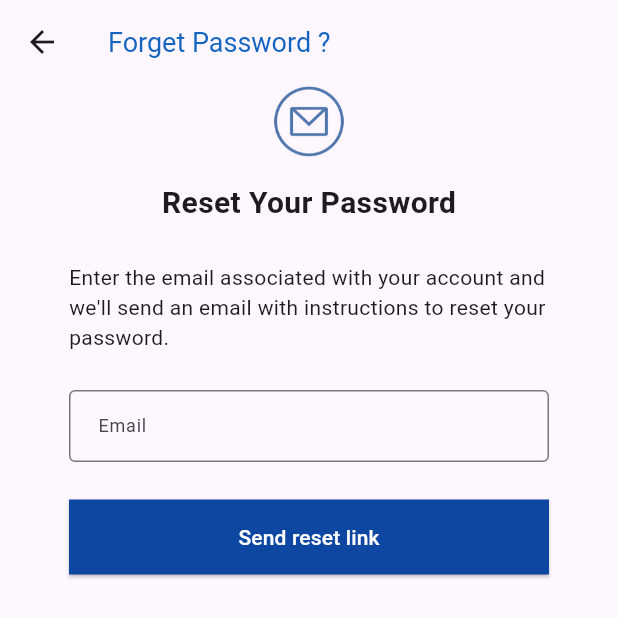
After one commit to rojanparajuli/Ekantipur-App-UI, a Flutter app: the ForgetPassword screen opened directly, on a phone screen of 412 x 824 dp, the top half of it. The commit adds this screen. Run offline on Flutter 3.47's test engine with Material 3 defaults, Android fonts, the light colour scheme and no system bars; our stand-ins replace get.

Commit message:
forgrt password complete

```diff
--- /dev/null
+++ b/lib/screen/auth/forget_password.dart
@@ -0,0 +1,97 @@
+import 'package:flutter/material.dart';
+
+class ForgetPassword extends StatelessWidget {
+  const ForgetPassword({super.key});
+
+  @override
+  Widget build(BuildContext context) {
+    return Scaffold(
+      appBar: AppBar(
+        title: Text(
+          "Forget Password ?",
+          style: TextStyle(color: Colors.blue.shade800, fontSize: 18),
+        ),
+      ),
+      body: Column(
+        crossAxisAlignment: CrossAxisAlignment.center,
+        children: <Widget>[
+          Center(
+            child: SizedBox(
+              height: 50,
+              child: Image.asset('assets/forgetpasswordicon.png'),
+            ),
+          ),
+          const SizedBox(
+            height: 15,
+          ),
+          const Text(
+            'Reset Your Password',
+            style: TextStyle(fontSize: 20, fontWeight: FontWeight.bold),
+          ),
+          const SizedBox(
+            height: 25,
+          ),
+          const SizedBox(
+            width: 320,
+            child: Center(
+              child: Text(
+                "Enter the email associated with your account and we'll send an email with instructions to reset your password.",
+              ),
+            ),
+          ),
+          const SizedBox(
+            height: 15,
+          ),
+          Padding(
+            padding: const EdgeInsets.all(10),
+            child: SizedBox(
+              width: 320,
+              child: TextFormField(
+                decoration: const InputDecoration(
+                  labelText: ' Email',
+                  labelStyle: TextStyle(fontSize: 12),
+                  border: OutlineInputBorder(
+                    borderSide: BorderSide(color: Colors.black),
+                  ),
+                  focusedBorder: OutlineInputBorder(
+                    borderSide: BorderSide(color: Colors.black),
+                  ),
+                  errorBorder: OutlineInputBorder(
+                    borderSide: BorderSide(color: Colors.red),
+                  ),
+                  focusedErrorBorder: OutlineInputBorder(
+                    borderSide: BorderSide(color: Colors.red),
+                  ),
+                  contentPadding: EdgeInsets.symmetric(
+                    vertical: 8.0,
+                    horizontal: 12.0,
+                  ),
+                ),
+              ),
+            ),
+          ),
+          const SizedBox(
+            height: 15,
+          ),
+          SizedBox(
+            width: 320,
+            child: ElevatedButton(
+              onPressed: () {},
+              style: ElevatedButton.styleFrom(
+                backgroundColor: Colors.blue.shade900,
+                minimumSize: const Size.fromHeight(50),
+                shape: const RoundedRectangleBorder(
+                  borderRadius: BorderRadius.zero,
+                ),
+              ),
+              child: const Text(
+                'Send reset link',
+                style: TextStyle(color: Colors.white),
+              ),
+            ),
+          ),
+        ],
+      ),
+    );
+  }
+}
--- a/lib/screen/auth/login_screen.dart
+++ b/lib/screen/auth/login_screen.dart
@@ -1,4 +1,5 @@
 import 'package:ekantipur_clone/controller/auth/lopgin_controller.dart';
+import 'package:ekantipur_clone/screen/auth/forget_password.dart';
 import 'package:flutter/material.dart';
 import 'package:get/get.dart';
 
@@ -289,13 +290,18 @@ class LoginScreen extends StatelessWidget {
                   crossAxisAlignment: CrossAxisAlignment.end,
                   mainAxisAlignment: MainAxisAlignment.end,
                   children: [
-                    Text(
+                    GestureDetector(
+                      onTap: (){
+                        Get.to(()=>const ForgetPassword());
+                      },
+                      child: Text(
                         'Forgot Password ?',
                         style: TextStyle(
                             color: Colors.blue.shade900,
                             decoration: TextDecoration.underline,
                             fontSize: 13,
                             fontWeight: FontWeight.bold),
+                      ),
                     ),
                   ],
                 ),
```
Also changed, not shown: assets/forgetpasswordicon.png (added). Lines whose indentation alone changed are shown as unchanged.
